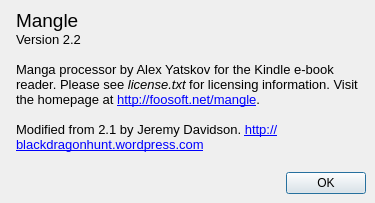
Qt form dev/ui/about.ui (yukinogatari/Mangle) before a commit.
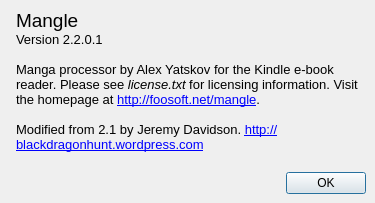
The same form after that commit. Icons and pictures are not drawn.

```diff
--- a/dev/ui/about.ui
+++ b/dev/ui/about.ui
@@ -49,7 +49,7 @@
 p, li { white-space: pre-wrap; }
 &lt;/style&gt;&lt;/head&gt;&lt;body style=&quot; font-family:'Sans'; font-size:9pt; font-weight:400; font-style:normal;&quot;&gt;
 &lt;p style=&quot; margin-top:0px; margin-bottom:0px; margin-left:0px; margin-right:0px; -qt-block-indent:0; text-indent:0px;&quot;&gt;&lt;span style=&quot; font-size:14pt;&quot;&gt;Mangle&lt;/span&gt;&lt;/p&gt;
-&lt;p style=&quot; margin-top:0px; margin-bottom:0px; margin-left:0px; margin-right:0px; -qt-block-indent:0; text-indent:0px;&quot;&gt;&lt;span style=&quot; font-size:10pt;&quot;&gt;Version 2.2&lt;/span&gt;&lt;/p&gt;
+&lt;p style=&quot; margin-top:0px; margin-bottom:0px; margin-left:0px; margin-right:0px; -qt-block-indent:0; text-indent:0px;&quot;&gt;&lt;span style=&quot; font-size:10pt;&quot;&gt;Version 2.2.0.1&lt;/span&gt;&lt;/p&gt;
 &lt;p style=&quot;-qt-paragraph-type:empty; margin-top:0px; margin-bottom:0px; margin-left:0px; margin-right:0px; -qt-block-indent:0; text-indent:0px; font-size:10pt;&quot;&gt;&lt;/p&gt;
 &lt;p style=&quot; margin-top:0px; margin-bottom:0px; margin-left:0px; margin-right:0px; -qt-block-indent:0; text-indent:0px;&quot;&gt;&lt;span style=&quot; font-size:10pt;&quot;&gt;Manga processor by Alex Yatskov for the Kindle e-book reader. Please see &lt;/span&gt;&lt;span style=&quot; font-size:10pt; font-style:italic;&quot;&gt;license.txt&lt;/span&gt;&lt;span style=&quot; font-size:10pt;&quot;&gt; for licensing information. Visit the homepage at &lt;/span&gt;&lt;a href=&quot;http://foosoft.net/mangle&quot;&gt;&lt;span style=&quot; font-size:10pt; text-decoration: underline; color:#0000ff;&quot;&gt;http://foosoft.net/mangle&lt;/span&gt;&lt;/a&gt;&lt;span style=&quot; font-size:10pt;&quot;&gt;.&lt;/span&gt;&lt;/p&gt;
 &lt;p style=&quot;-qt-paragraph-type:empty; margin-top:0px; margin-bottom:0px; margin-left:0px; margin-right:0px; -qt-block-indent:0; text-indent:0px; font-size:10pt;&quot;&gt;&lt;/p&gt;
```
